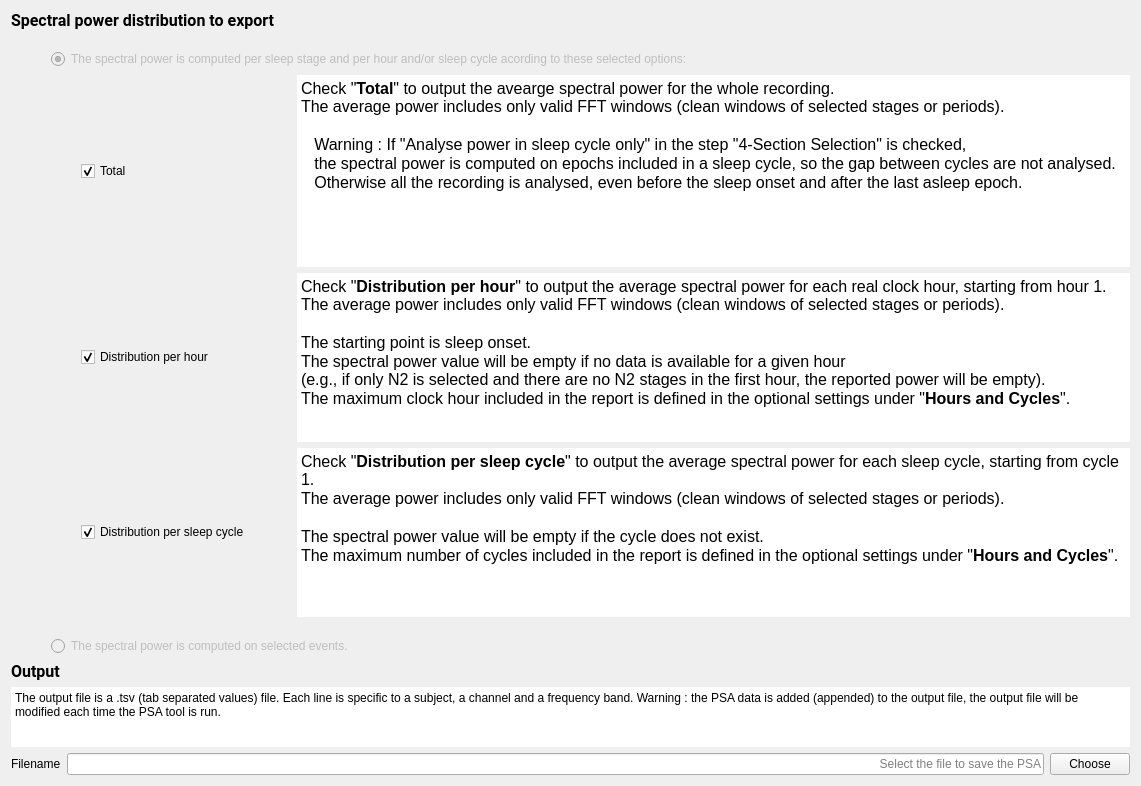
Qt form tools/CEAMSTools/PowerSpectralAnalysis/Outputfiles/Ui_Outputfiles.ui (SnoozToolbox/snooz-package-ceams) before a commit.
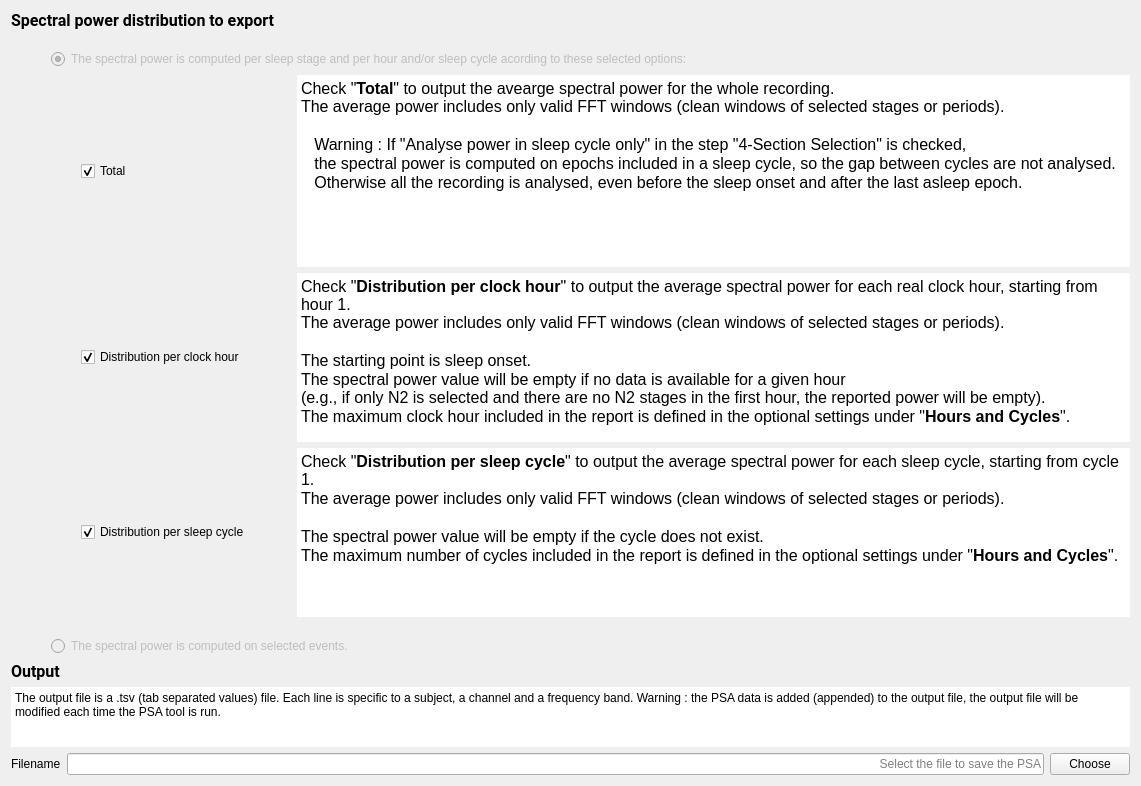
The same form after that commit.

Patch:
```diff
--- a/tools/CEAMSTools/PowerSpectralAnalysis/Outputfiles/Ui_Outputfiles.ui
+++ b/tools/CEAMSTools/PowerSpectralAnalysis/Outputfiles/Ui_Outputfiles.ui
@@ -209,7 +209,7 @@
               <string/>
              </property>
              <property name="text">
-              <string>Distribution per hour</string>
+              <string>Distribution per clock hour</string>
              </property>
              <property name="checked">
               <bool>true</bool>
@@ -256,7 +256,7 @@
 li.unchecked::marker { content: &quot;\2610&quot;; }
 li.checked::marker { content: &quot;\2612&quot;; }
 &lt;/style&gt;&lt;/head&gt;&lt;body style=&quot; font-family:'Roboto'; font-size:12pt; font-weight:400; font-style:normal;&quot;&gt;
-&lt;p style=&quot; margin-top:0px; margin-bottom:0px; margin-left:0px; margin-right:0px; -qt-block-indent:0; text-indent:0px;&quot;&gt;Check &amp;quot;&lt;span style=&quot; font-weight:600;&quot;&gt;Distribution per hour&lt;/span&gt;&amp;quot; to output the average spectral power for each real clock hour, starting from hour 1. &lt;br /&gt;The average power includes only valid FFT windows (clean windows of selected stages or periods).&lt;/p&gt;
+&lt;p style=&quot; margin-top:0px; margin-bottom:0px; margin-left:0px; margin-right:0px; -qt-block-indent:0; text-indent:0px;&quot;&gt;Check &amp;quot;&lt;span style=&quot; font-weight:600;&quot;&gt;Distribution per clock hour&lt;/span&gt;&amp;quot; to output the average spectral power for each real clock hour, starting from hour 1. &lt;br /&gt;The average power includes only valid FFT windows (clean windows of selected stages or periods).&lt;/p&gt;
 &lt;p style=&quot;-qt-paragraph-type:empty; margin-top:0px; margin-bottom:0px; margin-left:0px; margin-right:0px; -qt-block-indent:0; text-indent:0px;&quot;&gt;&lt;br /&gt;&lt;/p&gt;
 &lt;p style=&quot; margin-top:0px; margin-bottom:0px; margin-left:0px; margin-right:0px; -qt-block-indent:0; text-indent:0px;&quot;&gt;The starting point is sleep onset.&lt;/p&gt;
 &lt;p style=&quot; margin-top:0px; margin-bottom:0px; margin-left:0px; margin-right:0px; -qt-block-indent:0; text-indent:0px;&quot;&gt;The spectral power value will be empty if no data is available for a given hour &lt;br /&gt;(e.g., if only N2 is selected and there are no N2 stages in the first hour, the reported power will be empty).&lt;/p&gt;
```
